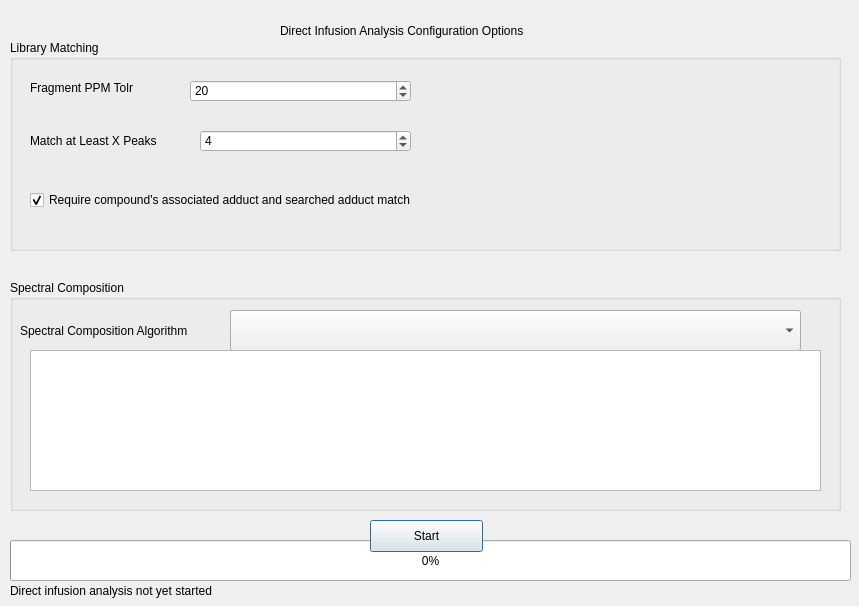
Old version of the form src/maven/forms/directinfusiondialog.ui in the repository eugenemel/maven.
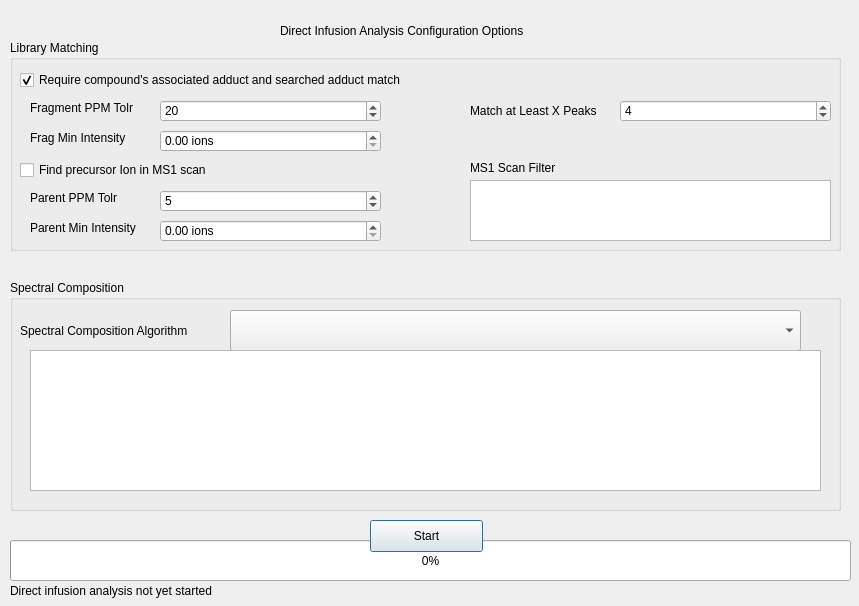
New version of the form.

Commit message: Issue 157: Updated direct infusion dialog with new options.

```diff
--- a/src/maven/forms/directinfusiondialog.ui
+++ b/src/maven/forms/directinfusiondialog.ui
@@ -70,8 +70,8 @@
    <widget class="QLabel" name="lblMatchXPeaks">
     <property name="geometry">
      <rect>
-      <x>20</x>
-      <y>90</y>
+      <x>460</x>
+      <y>60</y>
       <width>151</width>
       <height>21</height>
      </rect>
@@ -83,8 +83,8 @@
    <widget class="QSpinBox" name="spnMatchXPeaks">
     <property name="geometry">
      <rect>
-      <x>190</x>
-      <y>90</y>
+      <x>610</x>
+      <y>60</y>
       <width>211</width>
       <height>22</height>
      </rect>
@@ -103,7 +103,7 @@
     <property name="geometry">
      <rect>
       <x>20</x>
-      <y>40</y>
+      <y>60</y>
       <width>121</width>
       <height>16</height>
      </rect>
@@ -115,8 +115,8 @@
    <widget class="QSpinBox" name="spnFragTol">
     <property name="geometry">
      <rect>
-      <x>180</x>
-      <y>40</y>
+      <x>150</x>
+      <y>60</y>
       <width>221</width>
       <height>22</height>
      </rect>
@@ -128,8 +128,8 @@
    <widget class="QCheckBox" name="isRequireAdductMatch">
     <property name="geometry">
      <rect>
-      <x>20</x>
-      <y>150</y>
+      <x>10</x>
+      <y>30</y>
       <width>791</width>
       <height>20</height>
      </rect>
@@ -141,6 +141,120 @@
      <bool>true</bool>
     </property>
    </widget>
+   <widget class="QCheckBox" name="chkFindPrecursorIon">
+    <property name="geometry">
+     <rect>
+      <x>10</x>
+      <y>120</y>
+      <width>801</width>
+      <height>20</height>
+     </rect>
+    </property>
+    <property name="text">
+     <string>Find precursor Ion in MS1 scan</string>
+    </property>
+   </widget>
+   <widget class="QLabel" name="lblParTol">
+    <property name="geometry">
+     <rect>
+      <x>20</x>
+      <y>150</y>
+      <width>111</width>
+      <height>16</height>
+     </rect>
+    </property>
+    <property name="text">
+     <string>Parent PPM Tolr</string>
+    </property>
+   </widget>
+   <widget class="QSpinBox" name="spnParTol">
+    <property name="geometry">
+     <rect>
+      <x>150</x>
+      <y>150</y>
+      <width>221</width>
+      <height>22</height>
+     </rect>
+    </property>
+    <property name="value">
+     <number>5</number>
+    </property>
+   </widget>
+   <widget class="QLabel" name="lblMs1ScanFilter">
+    <property name="geometry">
+     <rect>
+      <x>460</x>
+      <y>120</y>
+      <width>141</width>
+      <height>16</height>
+     </rect>
+    </property>
+    <property name="text">
+     <string>MS1 Scan Filter</string>
+    </property>
+   </widget>
+   <widget class="QTextEdit" name="txtMs1ScanFilter">
+    <property name="geometry">
+     <rect>
+      <x>460</x>
+      <y>140</y>
+      <width>361</width>
+      <height>61</height>
+     </rect>
+    </property>
+   </widget>
+   <widget class="QDoubleSpinBox" name="spnParentMinIntensity">
+    <property name="geometry">
+     <rect>
+      <x>150</x>
+      <y>180</y>
+      <width>221</width>
+      <height>22</height>
+     </rect>
+    </property>
+    <property name="suffix">
+     <string> ions</string>
+    </property>
+   </widget>
+   <widget class="QDoubleSpinBox" name="spnFragMinIntensity">
+    <property name="geometry">
+     <rect>
+      <x>150</x>
+      <y>90</y>
+      <width>221</width>
+      <height>22</height>
+     </rect>
+    </property>
+    <property name="suffix">
+     <string> ions</string>
+    </property>
+   </widget>
+   <widget class="QLabel" name="lblFragMinIntensity">
+    <property name="geometry">
+     <rect>
+      <x>20</x>
+      <y>90</y>
+      <width>121</width>
+      <height>16</height>
+     </rect>
+    </property>
+    <property name="text">
+     <string>Frag Min Intensity</string>
+    </property>
+   </widget>
+   <widget class="QLabel" name="lblParentMinIntensity">
+    <property name="geometry">
+     <rect>
+      <x>20</x>
+      <y>180</y>
+      <width>131</width>
+      <height>16</height>
+     </rect>
+    </property>
+    <property name="text">
+     <string>Parent Min Intensity</string>
+    </property>
+   </widget>
   </widget>
   <widget class="QGroupBox" name="spectralDeconvolutionGroup">
    <property name="geometry">
```
